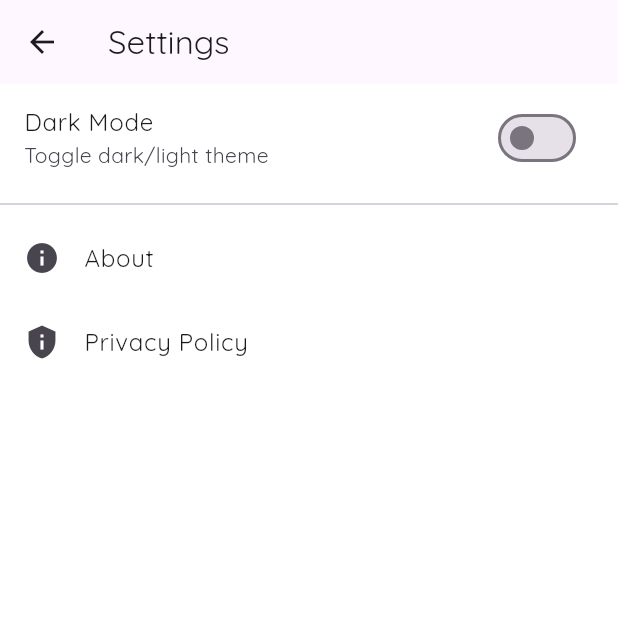
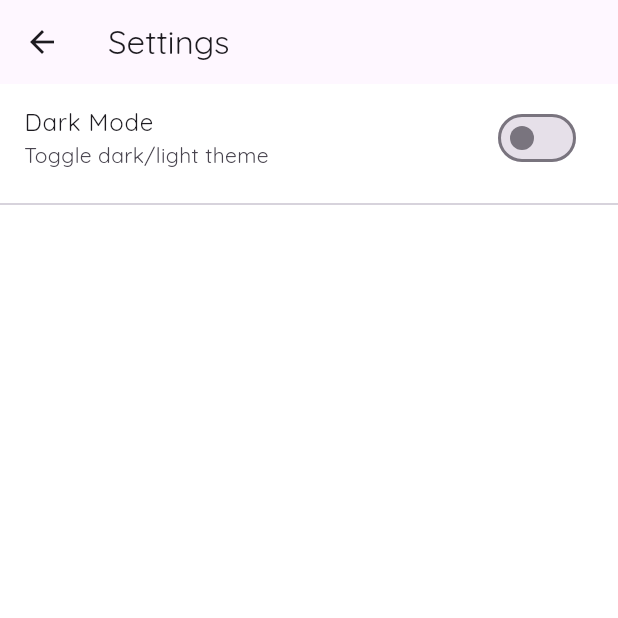
Before and after one commit to happybear-21/inquira, a Flutter app: the screen it shows after launch, after a tap on the "settings" icon, on a phone screen of 412 x 824 dp, the top half of it. Run offline on Flutter 3.47's test engine with Material 3 defaults, Android fonts, the phone set to English and light mode, and no system bars; our stand-ins replace another_flushbar, flutter_card_swiper, google_fonts, hive, hive_flutter, share_plus; accounts and stored records are empty; network calls fail.

Commit message:
updated: minor tweaks

```diff
--- a/lib/screens/settings_screen.dart
+++ b/lib/screens/settings_screen.dart
@@ -26,20 +26,6 @@ class SettingsScreen extends StatelessWidget {
             },
           ),
           const Divider(),
-          ListTile(
-            leading: const Icon(Icons.info),
-            title: const Text('About'),
-            onTap: () {
-              // TODO: Show about dialog
-            },
-          ),
-          ListTile(
-            leading: const Icon(Icons.privacy_tip),
-            title: const Text('Privacy Policy'),
-            onTap: () {
-              // TODO: Show privacy policy
-            },
-          ),
         ],
       ),
     );
--- a/pubspec.yaml
+++ b/pubspec.yaml
@@ -1,7 +1,7 @@
 name: Inquira
-description: "A new Flutter project."
+description: "Swipe Into Knowledge"
 publish_to: 'none'
-version: 0.1.0
+version: 1.0.0
 
 environment:
   sdk: ^3.7.2
```
Also changed, not shown: 1 other file.
